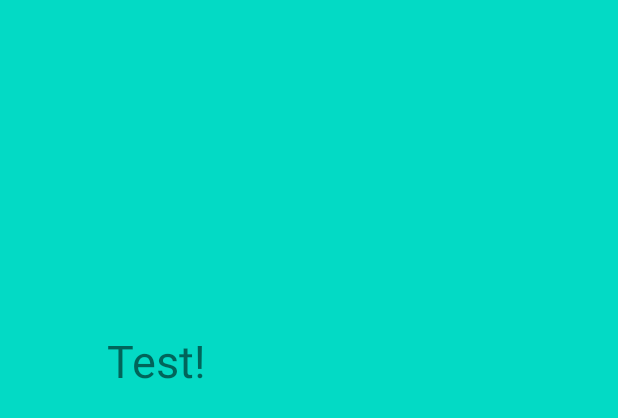
After one commit to tovesolve/MAMN01_Programmeringsuppgift, an Android app: the layout popupwindow.xml on its own in the app's theme, with its tools: preview values and no code run, on a phone screen of 412 x 824 dp. The commit adds this screen. Shown: the top 418 px of the screen. Run offline under Robolectric (Android 15) with nearby library versions, the phone set to English and light mode, and no system bars; Roboto replaces fonts that are not available here.

Commit message:
add popup

```diff
--- a/app/src/main/AndroidManifest.xml
+++ b/app/src/main/AndroidManifest.xml
@@ -33,6 +33,8 @@
             </intent-filter>
         </activity>
 
+        <activity android:name=".Pop" ></activity>
+
         <meta-data
             android:name="preloaded_fonts"
             android:resource="@array/preloaded_fonts" />
--- a/app/src/main/java/com/example/programmeringsuppgift/CompassActivity.java
+++ b/app/src/main/java/com/example/programmeringsuppgift/CompassActivity.java
@@ -152,7 +152,6 @@ public class CompassActivity extends AppCompatActivity implements SensorEventLis
         }
         backgroundsSound.stop(); //stops the background music when returning from activity
         mySound.stop();
-        vibrator.cancel();
 
     }
 
--- /dev/null
+++ b/app/src/main/res/layout/popupwindow.xml
@@ -0,0 +1,25 @@
+<?xml version="1.0" encoding="utf-8"?>
+<RelativeLayout xmlns:android="http://schemas.android.com/apk/res/android"
+    android:layout_width="match_parent"
+    android:layout_height="match_parent"
+    android:background="@color/colorAccent">
+
+    <TextView
+        android:id="@+id/textView4"
+        android:layout_width="251dp"
+        android:layout_height="170dp"
+        android:layout_alignParentStart="true"
+        android:layout_alignParentLeft="true"
+        android:layout_alignParentTop="true"
+        android:layout_alignParentEnd="true"
+        android:layout_alignParentRight="true"
+        android:layout_alignParentBottom="true"
+        android:layout_marginStart="71dp"
+        android:layout_marginLeft="71dp"
+        android:layout_marginTop="220dp"
+        android:layout_marginEnd="89dp"
+        android:layout_marginRight="89dp"
+        android:layout_marginBottom="341dp"
+        android:text="Test!"
+        android:textSize="30sp" />
+</RelativeLayout>
--- a/app/src/main/res/values/strings.xml
+++ b/app/src/main/res/values/strings.xml
@@ -9,4 +9,5 @@
     <string name="textviewResult">OK!</string>
     <string name="boat">boat</string>
     <string name="map">map</string>
+    <string name="boatbutton"></string>
 </resources>
```
Also changed, not shown: app/src/main/java/com/example/programmeringsuppgift/AccelerometerActivity.java (+24 -10 lines), app/src/main/java/com/example/programmeringsuppgift/Pop.java (added, +15 -0 lines), app/src/main/res/layout/activity_accelerometer.xml (+15 -18 lines), app/src/main/res/layout/activity_main.xml (+8 -4 lines).
